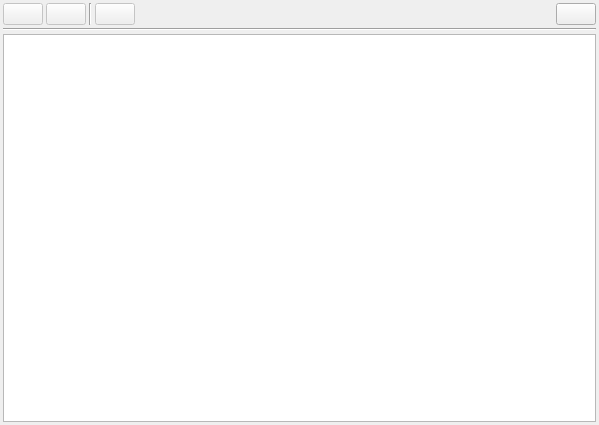
slux83/visual-netkit, file ui/fileEdit.ui: the form before one commit.
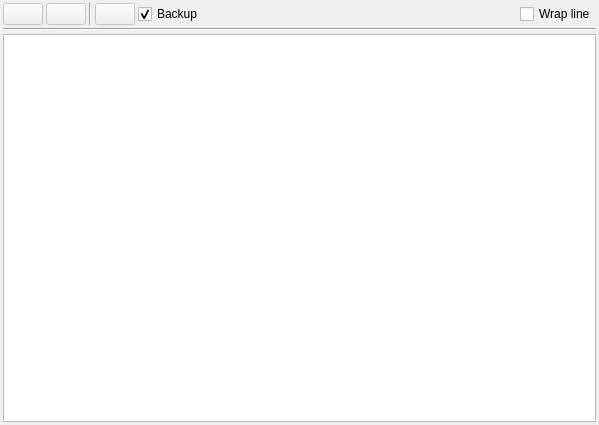
The form after the commit. Icons and pictures are not drawn.

The edit to the form file:
```diff
--- a/ui/fileEdit.ui
+++ b/ui/fileEdit.ui
@@ -84,7 +84,18 @@
         <string/>
        </property>
        <property name="icon" >
-        <iconset resource="../resources/VisualNetkit.qrc" >:/menu/save_icon</iconset>
+        <iconset resource="../resources/VisualNetkit.qrc" >
+         <normaloff>:/menu/save_icon</normaloff>:/menu/save_icon</iconset>
+       </property>
+      </widget>
+     </item>
+     <item>
+      <widget class="QCheckBox" name="backupCheckBox" >
+       <property name="text" >
+        <string>Backup</string>
+       </property>
+       <property name="checked" >
+        <bool>true</bool>
        </property>
       </widget>
      </item>
@@ -102,15 +113,9 @@
       </spacer>
      </item>
      <item>
-      <widget class="QPushButton" name="closeButton" >
-       <property name="toolTip" >
-        <string>Close this tab</string>
-       </property>
+      <widget class="QCheckBox" name="wrapCheck" >
        <property name="text" >
-        <string/>
-       </property>
-       <property name="icon" >
-        <iconset resource="../resources/VisualNetkit.qrc" >:/menu/close_icon</iconset>
+        <string>Wrap line</string>
        </property>
       </widget>
      </item>
```
Left out of the diff: 57 changed lines with no effect on the pictures.
